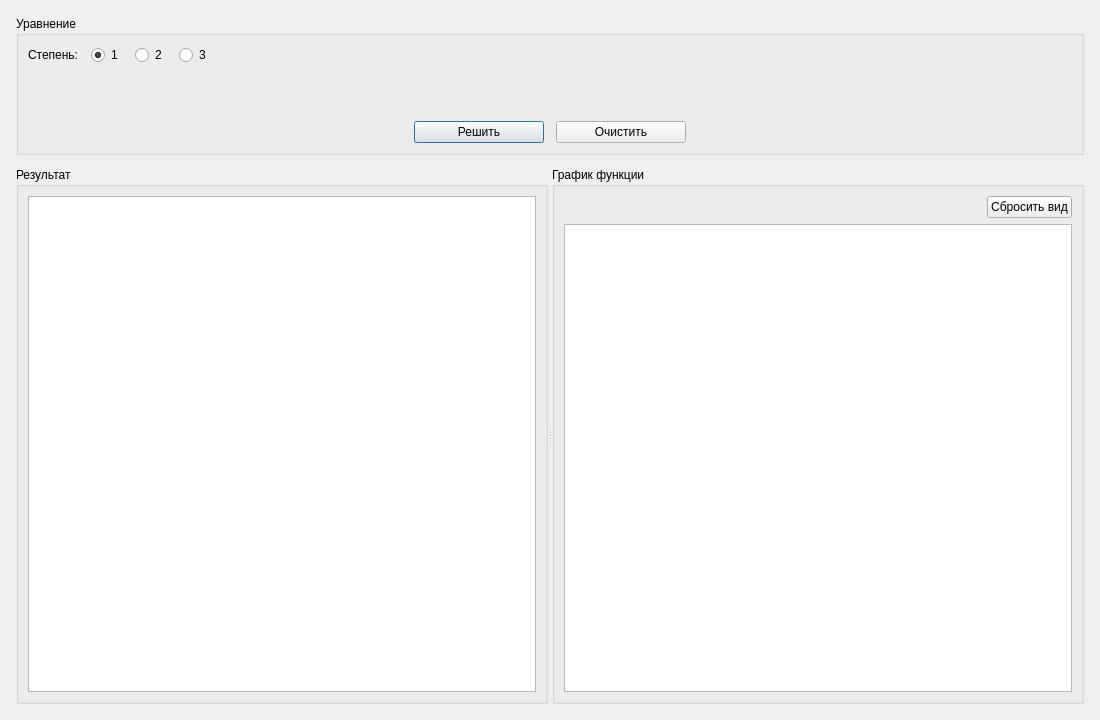
Qt form src/PolynomialSolver.UI/MainWindow.ui (Modi663/PolynomialSolver) before a commit.
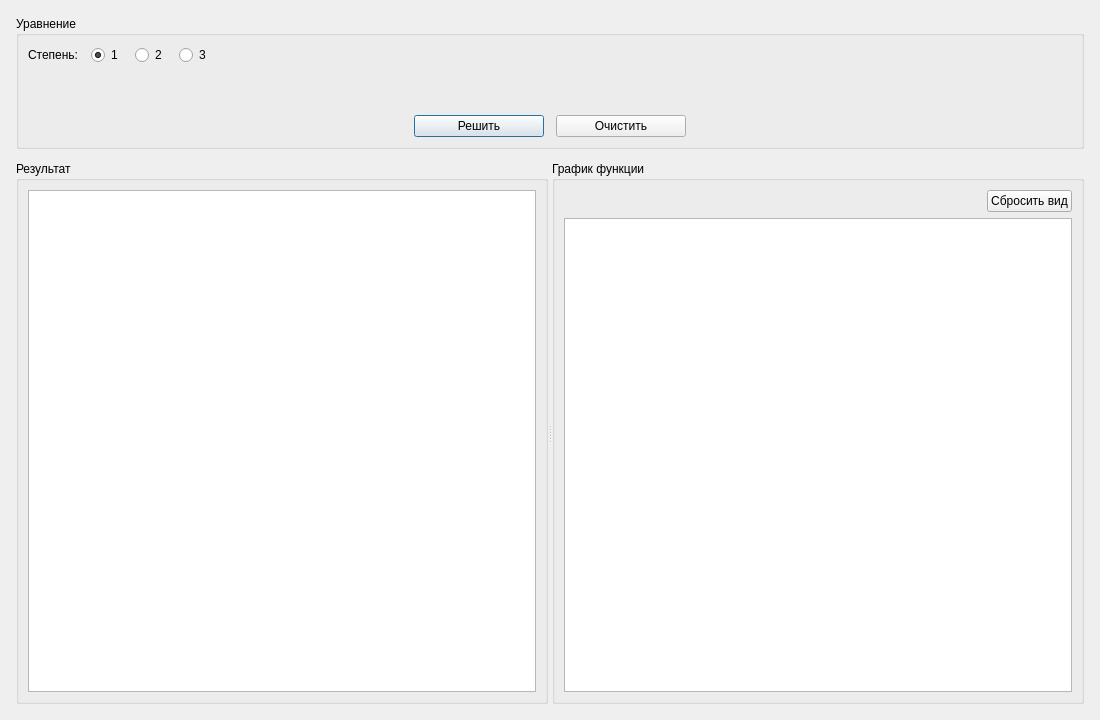
The same form after that commit. Custom widgets are drawn as their Qt base class.

Commit message: fix: устранение пустой строки ошибки

```diff
--- a/src/PolynomialSolver.UI/MainWindow.ui
+++ b/src/PolynomialSolver.UI/MainWindow.ui
@@ -133,7 +133,7 @@
            <property name="sizeHint" stdset="0">
             <size>
              <width>40</width>
-             <height>20</height>
+             <height>0</height>
             </size>
            </property>
           </spacer>
@@ -163,7 +163,7 @@
            <property name="sizeHint" stdset="0">
             <size>
              <width>40</width>
-             <height>20</height>
+             <height>0</height>
             </size>
            </property>
           </spacer>
```
The commit also changes 2 other files.
